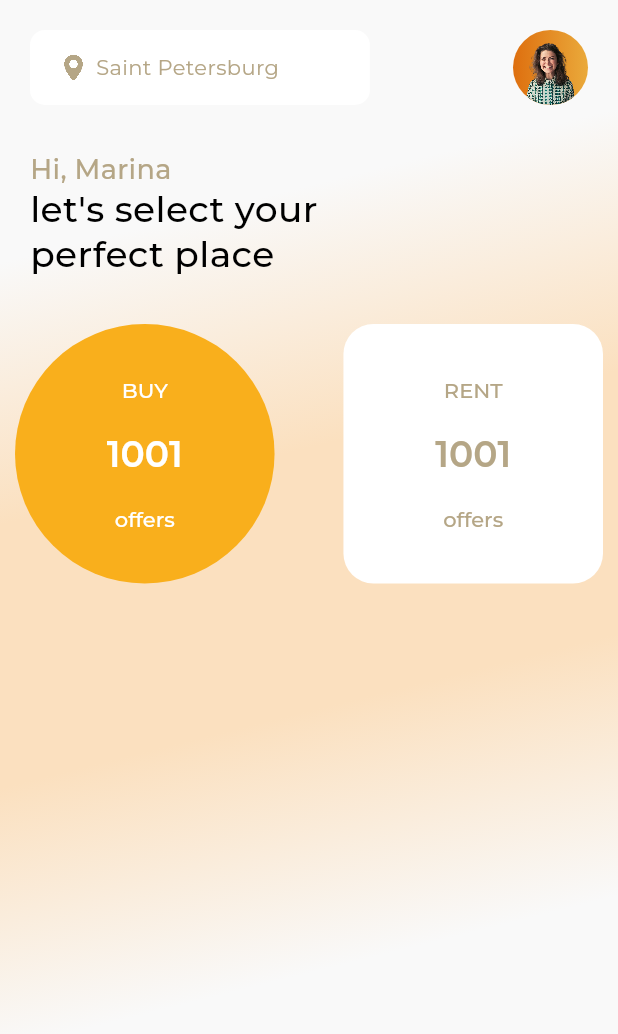
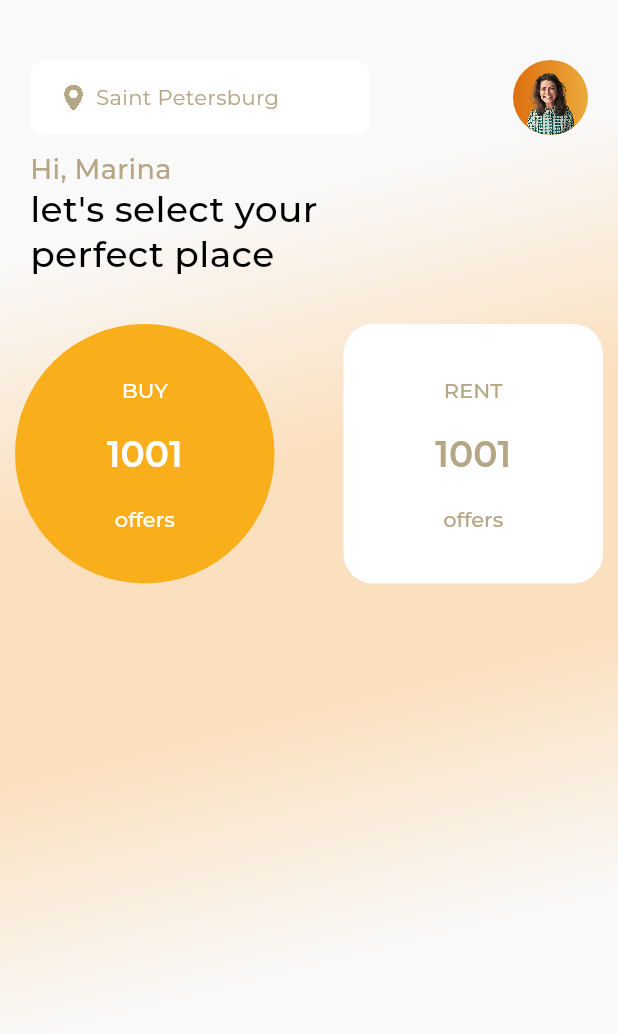
Before and after one commit to muhammadusamaijaz/realestateapp, a Flutter app: the screen it shows after launch, on a phone screen of 412 x 824 dp. Shown: the top 1034 px of the screen. Run offline on Flutter 3.47's test engine with Material 3 defaults, Android fonts, the phone set to English and light mode, and no system bars; our stand-ins replace get_it, go_router, google_fonts, hexcolor, injectable.

Commit message:
home screen UI optimization

```diff
--- a/lib/src/presentation/screens/dashboard/home/home_screen.dart
+++ b/lib/src/presentation/screens/dashboard/home/home_screen.dart
@@ -22,15 +22,21 @@ class HomeScreen extends StatelessWidget {
       onReady: (viewModel) => viewModel.onReady(),
       builder: (context, viewModel, _) => BaseWidget(
           useBaseWidgetPadding: false,
-          child: ListView(
+          child: Column(
             children: [
-              SizedBox(height: 20.h),
+              SizedBox(height: 40.h),
               const HomeAppBar(),
-              SizedBox(height: 30.h),
-              const HomeScreenIntro(),
-              SizedBox(height: 30.h),
-              const HomeScreenStats(),
-              const HomeScreenAvailableHotels()
+              SizedBox(height: 10.h),
+              Expanded(
+                child: ListView(
+                  children: [
+                    const HomeScreenIntro(),
+                    SizedBox(height: 30.h),
+                    const HomeScreenStats(),
+                    const HomeScreenAvailableHotels()
+                  ],
+                ),
+              )
             ],
           )),
     );
```
